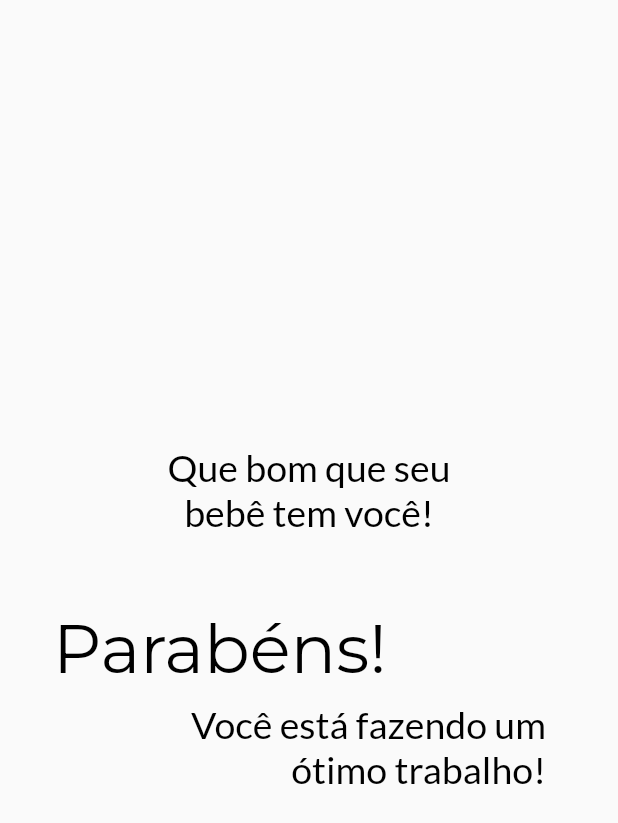
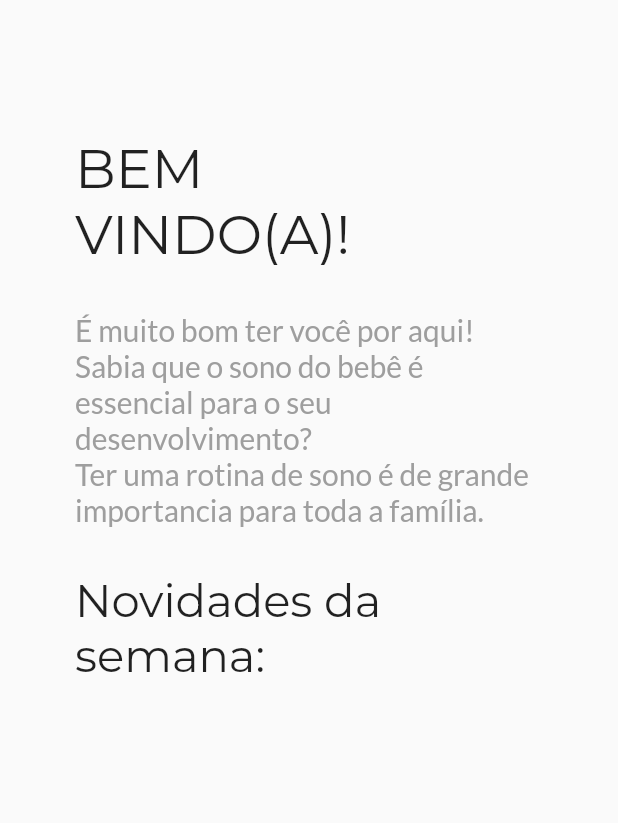
Before and after one commit to LizandraLuth/AppSono, a Flutter app: the screen it shows after launch, on a phone screen of 412 x 824 dp. Shown: the top 823 px of the screen. Run offline on Flutter 3.47's test engine with Material 2 defaults, Android fonts, the phone set to English and light mode, and no system bars.

Commit message:
adiciona home e ajusta fluxo de telas

```diff
--- /dev/null
+++ b/lib/features/home/ui/homes_page.dart
@@ -0,0 +1,43 @@
+import 'package:flutter/material.dart';
+
+class HomePage extends StatefulWidget {
+  const HomePage({Key? key}) : super(key: key);
+
+  @override
+  State<HomePage> createState() => _HomePageState();
+}
+
+class _HomePageState extends State<HomePage> {
+  @override
+  Widget build(BuildContext context) {
+    return const Scaffold(
+      appBar: PreferredSize(
+          child: Padding(
+              padding: EdgeInsets.only(top: 90, bottom: 30, left: 50),
+              child: Text(
+                'BEM \nVINDO(A)!',
+                style: TextStyle(fontFamily: 'Montserrat', fontSize: 36),
+              )),
+          preferredSize: Size(30, 250)),
+      body: Center(
+          child: Padding(
+              padding: EdgeInsets.symmetric(horizontal: 50),
+              child: Column(
+                children: [
+                  Text(
+                    'É muito bom ter você por aqui! Sabia que o sono do bebê é essencial para o seu desenvolvimento? \nTer uma rotina de sono é de grande importancia para toda a família.',
+                    maxLines: 10,
+                    style: TextStyle(fontFamily: 'Lato', fontSize: 20, color: Colors.grey),
+                  ),
+            SizedBox(height: 30),
+              Text(
+                'Novidades da semana:',
+                style: TextStyle(fontFamily: 'Montserrat', fontSize: 30),
+              ),
+                ],
+              ), ),
+      ),
+
+    );
+  }
+}
--- a/lib/ui/home.dart
+++ b/lib/features/splash/ui/splash_page.dart
@@ -1,15 +1,26 @@
+import 'dart:async';
+
 import 'package:flutter/material.dart';
+import 'package:rotina_sono/features/onboarding/ui/onboarding_page.dart';
 
-class Home extends StatefulWidget {
-  const Home({Key? key}) : super(key: key);
+import '../../home/ui/homes_page.dart';
+
+class SplashPage extends StatefulWidget {
+  const SplashPage({Key? key}) : super(key: key);
 
   @override
-  State<Home> createState() => _HomeState();
+  State<SplashPage> createState() => _SplashPageState();
 }
 
-class _HomeState extends State<Home> {
+class _SplashPageState extends State<SplashPage> {
   @override
   Widget build(BuildContext context) {
+    Timer(
+        Duration(milliseconds: 3),
+            () =>
+            Navigator.of(context).pushReplacement(MaterialPageRoute(
+                builder: (BuildContext context) => HomePage())));
+
     return Scaffold(
         // appBar: AppBar(
         //   title: Text('Rotina de sono'),
--- a/lib/main.dart
+++ b/lib/main.dart
@@ -1,9 +1,11 @@
 import 'package:flutter/material.dart';
-import 'package:rotina_sono/ui/home.dart';
+
+import 'features/splash/ui/splash_page.dart';
+
 
 void main() => runApp(
   new MaterialApp(
-    home: Home(),
+    home: SplashPage(),
   //  title: 'Rotina de sono',
 
   )
```
Also changed, not shown: lib/features/onboarding/ui/onboarding_page.dart (added, +15 -0 lines).
